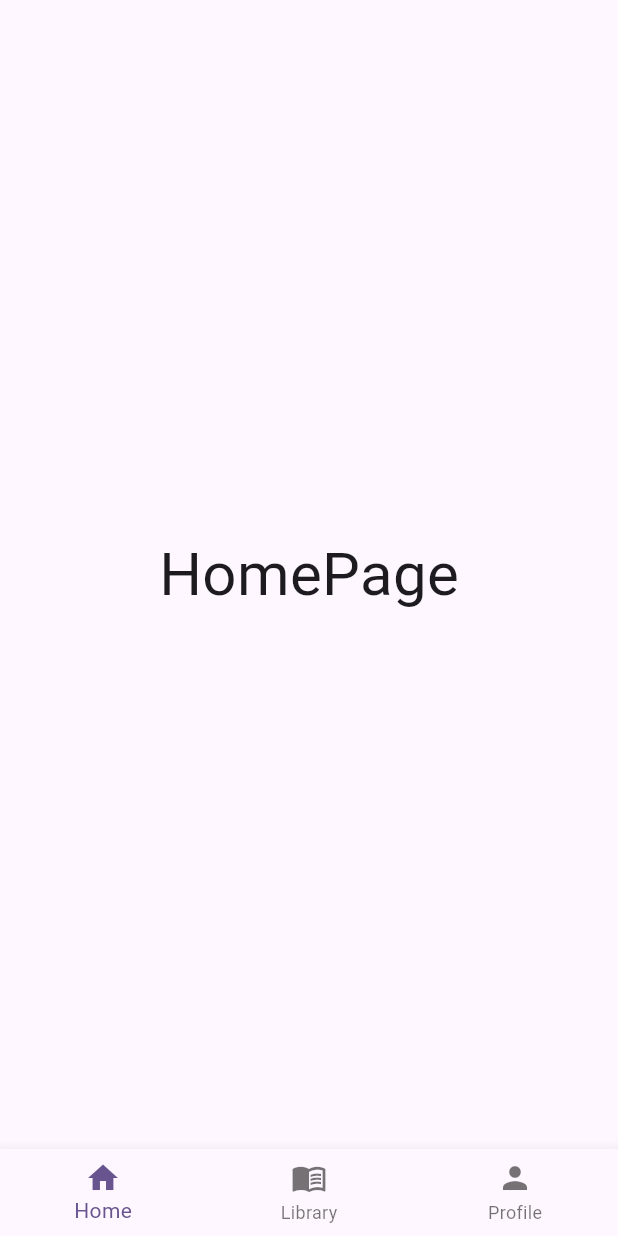
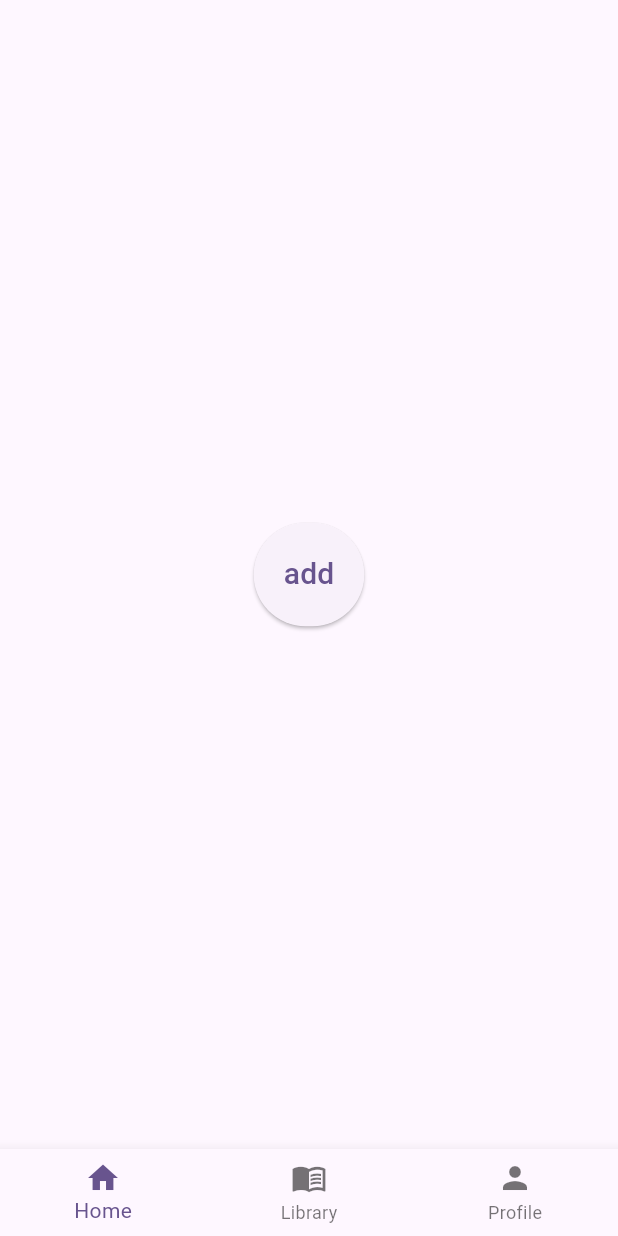
Before and after one commit to Tanvi-Rawat/readmate, a Flutter app: the screen it shows after launch, on a phone screen of 412 x 824 dp. Run offline on Flutter 3.47's test engine with Material 3 defaults, Android fonts, the phone set to English and light mode, and no system bars.

Commit message:
Added AddPage

```diff
--- a/lib/pages/page1.dart
+++ b/lib/pages/page1.dart
@@ -1,15 +1,28 @@
 import 'package:flutter/material.dart';
 
+import '../add.dart';
+
+// The class for the Userhome widget.
 class Userhome extends StatelessWidget {
   const Userhome({super.key});
 
+  // The build method is correctly placed inside the class.
   @override
   Widget build(BuildContext context) {
-    return Center(
-      child: Text(
-        "HomePage",
-        style: TextStyle(fontSize: 40),
-
+    return Scaffold(
+      body: Center(
+        child: ElevatedButton(
+          style: ElevatedButton.styleFrom(
+            padding: const EdgeInsets.all(20),
+          ),
+          child: const Text('add', style: TextStyle(fontSize: 20)),
+          onPressed: () {
+            Navigator.push(
+              context,
+              MaterialPageRoute(builder: (context) => AddPage()),
+            );
+          },
+        ),
       ),
     );
   }
```
Also changed, not shown: lib/add.dart (added, +15 -0 lines).
